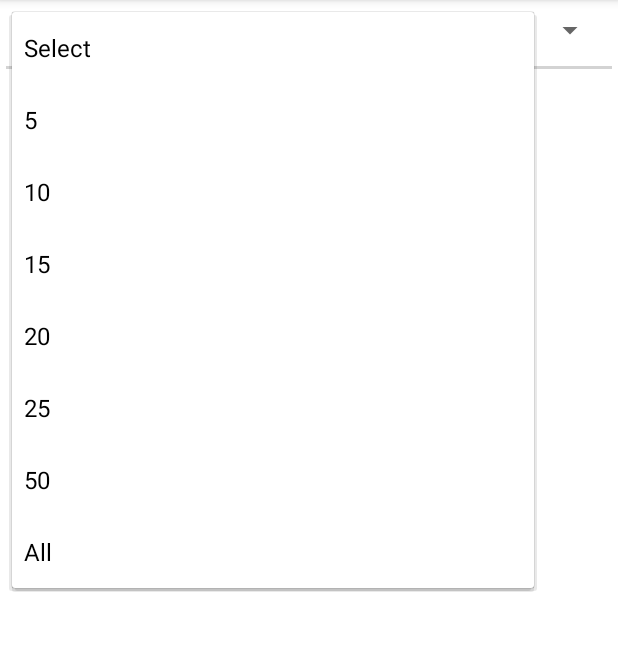
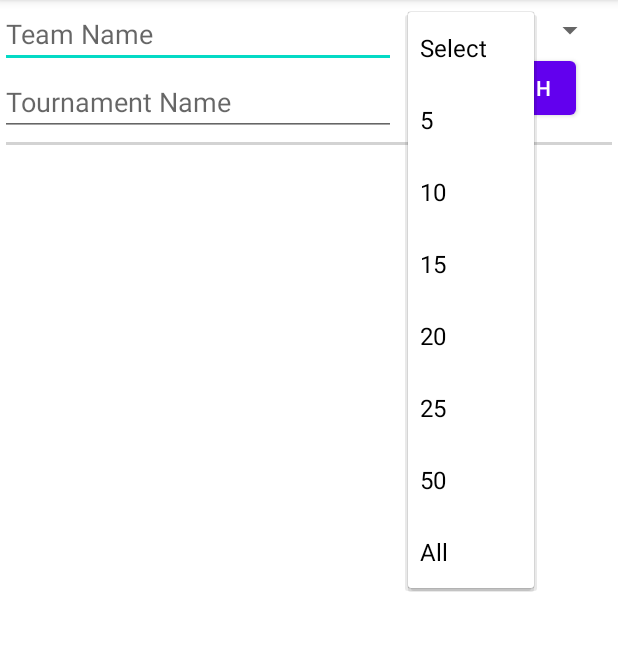
Before and after one commit to plaidbait91/Highlight.io, an Android app: the screen it shows after launch (MainActivity), after a tap on "Select", on a phone screen of 412 x 824 dp, the part 84-735 px from its top. Run offline under Robolectric (Android 15) with nearby library versions, the phone set to English and light mode, and no system bars.

Commit message:
Add search parameters: team and tournament

```diff
--- a/app/src/main/java/com/example/myproject/MainActivity.java
+++ b/app/src/main/java/com/example/myproject/MainActivity.java
@@ -6,8 +6,9 @@ import android.net.Uri;
 import android.os.AsyncTask;
 import android.os.Bundle;
 import android.view.View;
-import android.widget.AdapterView;
 import android.widget.ArrayAdapter;
+import android.widget.Button;
+import android.widget.EditText;
 import android.widget.ListView;
 import android.widget.ProgressBar;
 import android.widget.Spinner;
@@ -26,6 +27,9 @@ public class MainActivity extends AppCompatActivity {
     MatchAdapter adapter;
     ProgressBar progress;
     Spinner spinner;
+    EditText team;
+    EditText tourn;
+    Button search;
 
     @Override
     protected void onCreate(Bundle savedInstanceState) {
@@ -36,6 +40,9 @@ public class MainActivity extends AppCompatActivity {
         matches = new ArrayList<Match>();
         progress = (ProgressBar) findViewById(R.id.progress);
         spinner = (Spinner) findViewById(R.id.query);
+        team = (EditText) findViewById(R.id.team);
+        tourn = (EditText) findViewById(R.id.tour);
+        search = (Button) findViewById(R.id.search);
 
         ArrayAdapter<CharSequence> spinAdapter = ArrayAdapter.createFromResource(this, R.array.quantity, android.R.layout.simple_spinner_item);
         spinAdapter.setDropDownViewResource(android.R.layout.simple_spinner_dropdown_item);
@@ -45,24 +52,17 @@ public class MainActivity extends AppCompatActivity {
         listView.setAdapter(adapter);
         progress.setVisibility(View.GONE);
 
-        spinner.setOnItemSelectedListener(new AdapterView.OnItemSelectedListener() {
-            @Override
-            public void onItemSelected(AdapterView<?> parent, View view, int position, long id) {
-                String selected = spinner.getSelectedItem().toString();
-                Start start = new Start();
+        search.setOnClickListener(v -> {
+            String selected = spinner.getSelectedItem().toString();
+            String arg1 = team.getText().toString();
+            String arg2 = tourn.getText().toString();
+            Start start = new Start();
 
-                if(!selected.equals("Select")) {
+            if(!selected.equals("Select")) {
 
-                    if (!selected.equals("All")) {
-                        int number = Integer.parseInt(selected);
-                        start.execute(number);
-                    } else start.execute(1000);
-                }
-            }
-
-            @Override
-            public void onNothingSelected(AdapterView<?> parent) {
-
+                if (!selected.equals("All")) {
+                    start.execute(selected, arg1, arg2);
+                } else start.execute("1000", arg1, arg2);
             }
         });
 
@@ -74,7 +74,7 @@ public class MainActivity extends AppCompatActivity {
 
     }
 
-    private class Start extends AsyncTask<Integer, Void, ArrayList<Match>> {
+    private class Start extends AsyncTask<String, Void, ArrayList<Match>> {
 
         @Override
         protected void onPreExecute() {
@@ -83,8 +83,9 @@ public class MainActivity extends AppCompatActivity {
         }
 
         @Override
-        protected ArrayList<Match> doInBackground(Integer... integers) {
-            return Query.getMatches(integers[0]);
+        protected ArrayList<Match> doInBackground(String... strings) {
+            int number = Integer.parseInt(strings[0]);
+            return Query.getMatches(number, strings[1], strings[2]);
         }
 
         @Override
--- a/app/src/main/res/layout/activity_main.xml
+++ b/app/src/main/res/layout/activity_main.xml
@@ -6,11 +6,52 @@
     android:layout_width="match_parent"
     android:orientation="vertical">
 
+    <LinearLayout
+        android:layout_width="match_parent"
+        android:layout_height="wrap_content" >
+
+        <LinearLayout
+            android:layout_width="0dp"
+            android:layout_weight="2"
+            android:layout_height="wrap_content"
+            android:orientation="vertical">
+
+            <EditText
+                android:layout_width="match_parent"
+                android:layout_height="wrap_content"
+                android:hint="Team Name"
+                android:id="@+id/team"/>
+
+            <EditText
+                android:layout_width="match_parent"
+                android:layout_height="wrap_content"
+                android:hint="Tournament Name"
+                android:id="@+id/tour"/>
+
+        </LinearLayout>
+
+        <RelativeLayout
+            android:layout_width="0dp"
+            android:layout_height="match_parent"
+            android:layout_weight="1"
+            android:layout_margin="8dp">
+
         <Spinner
             android:layout_width="match_parent"
             android:layout_height="wrap_content"
-    android:id="@+id/query"
-    android:layout_margin="8dp"/>
+            android:id="@+id/query"/>
+
+        <Button
+            android:layout_width="wrap_content"
+            android:layout_height="wrap_content"
+            android:layout_centerHorizontal="true"
+            android:layout_alignParentBottom="true"
+            android:layout_marginTop="4dp"
+            android:id="@+id/search"
+            android:text="search"/>
+
+        </RelativeLayout>
+    </LinearLayout>
 
     <View
         android:layout_width="match_parent"
```
Also changed, not shown: app/src/main/java/com/example/myproject/Query.java (+15 -9 lines). Lines whose indentation alone changed are shown as unchanged.
